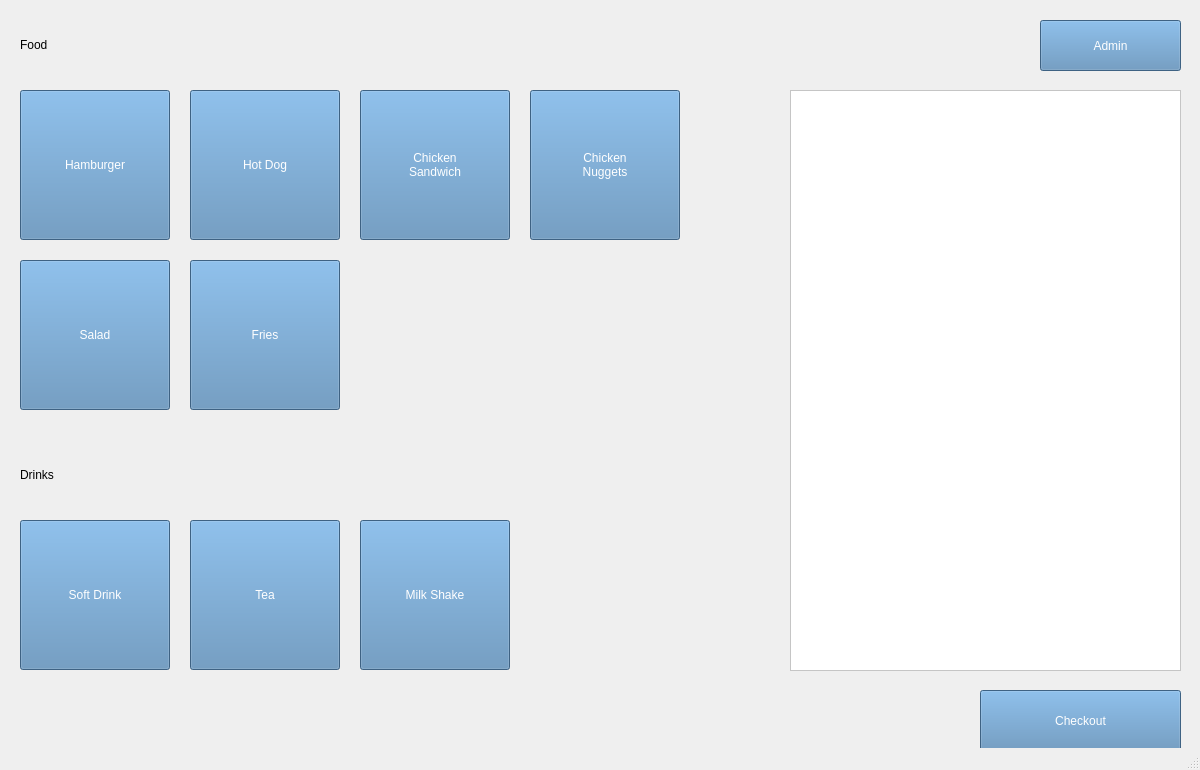
Before: the Qt Designer form mainwindow.ui in keithbarker/3503_group_project, drawn with Qt 5.
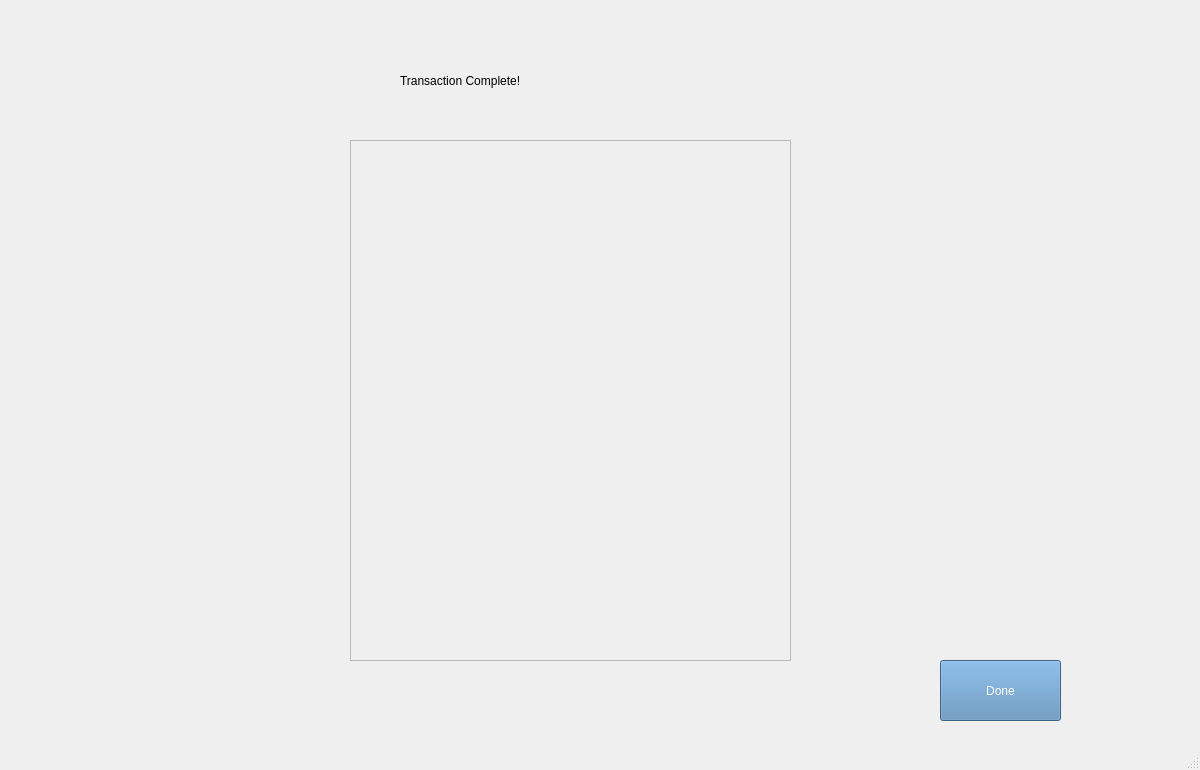
After: the same form once the commit is applied.

Commit message: receipt page work

What changed in the file:
```diff
--- a/mainwindow.ui
+++ b/mainwindow.ui
@@ -34,6 +34,9 @@
       <height>770</height>
      </rect>
     </property>
+    <property name="currentIndex">
+     <number>4</number>
+    </property>
     <widget class="QWidget" name="main_page">
      <widget class="QPushButton" name="chick_nug_button">
       <property name="geometry">
@@ -638,6 +641,77 @@
       <layout class="QGridLayout" name="gridLayout12"/>
      </widget>
     </widget>
+    <widget class="QWidget" name="receipt_page">
+     <widget class="QScrollArea" name="scrollArea">
+      <property name="geometry">
+       <rect>
+        <x>350</x>
+        <y>140</y>
+        <width>441</width>
+        <height>521</height>
+       </rect>
+      </property>
+      <property name="widgetResizable">
+       <bool>true</bool>
+      </property>
+      <widget class="QWidget" name="scrollAreaWidgetContents_2">
+       <property name="geometry">
+        <rect>
+         <x>0</x>
+         <y>0</y>
+         <width>439</width>
+         <height>519</height>
+        </rect>
+       </property>
+       <widget class="QWidget" name="verticalLayoutWidget_2">
+        <property name="geometry">
+         <rect>
+          <x>-1</x>
+          <y>-1</y>
+          <width>441</width>
+          <height>521</height>
+         </rect>
+        </property>
+        <layout class="QVBoxLayout" name="verticalLayout"/>
+       </widget>
+      </widget>
+     </widget>
+     <widget class="QLabel" name="receipt_label">
+      <property name="geometry">
+       <rect>
+        <x>400</x>
+        <y>60</y>
+        <width>381</width>
+        <height>41</height>
+       </rect>
+      </property>
+      <property name="styleSheet">
+       <string notr="true">font: 75 26pt &quot;MS Shell Dlg 2&quot;;</string>
+      </property>
+      <property name="text">
+       <string>Transaction Complete!</string>
+      </property>
+     </widget>
+     <widget class="QPushButton" name="receipt_done_button">
+      <property name="geometry">
+       <rect>
+        <x>940</x>
+        <y>660</y>
+        <width>121</width>
+        <height>61</height>
+       </rect>
+      </property>
+      <property name="styleSheet">
+       <string notr="true">background-color: rgb(87, 137, 183);
+color: rgb(255, 255, 255);
+alternate-background-color: rgb(87, 137, 183);
+font: 16pt &quot;MS Shell Dlg 2&quot;;</string>
+      </property>
+      <property name="text">
+       <string>Done</string>
+      </property>
+     </widget>
+    </widget>
    </widget>
   </widget>
   <widget class="QStatusBar" name="statusBar"/>
```
Left out of the diff: 12 changed lines with no effect on the pictures. The commit also changes 2 other files.
